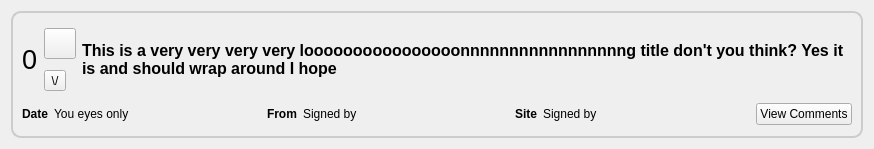
Before: the Qt Designer form retroshare-gui/src/gui/Posted/PostedItem.ui in RetroShare/RetroShare, drawn with Qt 5.
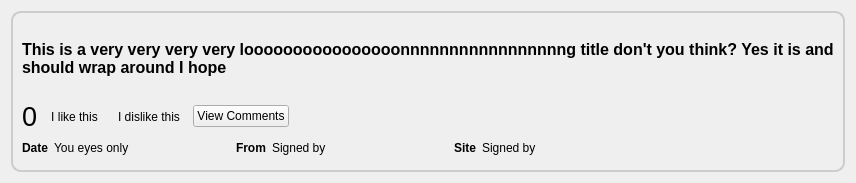
After: the same form once the commit is applied. Icons and pictures are not drawn. Custom widgets are drawn as their Qt base class.

Commit message: improving posted item

```diff
--- a/retroshare-gui/src/gui/Posted/PostedItem.ui
+++ b/retroshare-gui/src/gui/Posted/PostedItem.ui
@@ -6,8 +6,8 @@
    <rect>
     <x>0</x>
     <y>0</y>
-    <width>874</width>
-    <height>149</height>
+    <width>856</width>
+    <height>183</height>
    </rect>
   </property>
   <property name="font">
@@ -39,10 +39,34 @@
      <property name="frameShadow">
       <enum>QFrame::Raised</enum>
      </property>
-     <layout class="QVBoxLayout" name="verticalLayout_2">
-      <item>
-       <layout class="QHBoxLayout" name="horizontalLayout" stretch="0,0,1">
-        <item>
+     <layout class="QGridLayout" name="gridLayout">
+      <item row="0" column="0" colspan="5">
+       <widget class="QLabel" name="titleLabel">
+        <property name="sizePolicy">
+         <sizepolicy hsizetype="Preferred" vsizetype="Fixed">
+          <horstretch>0</horstretch>
+          <verstretch>0</verstretch>
+         </sizepolicy>
+        </property>
+        <property name="font">
+         <font>
+          <pointsize>12</pointsize>
+          <weight>75</weight>
+          <bold>true</bold>
+         </font>
+        </property>
+        <property name="text">
+         <string>This is a very very very very loooooooooooooooonnnnnnnnnnnnnnnnng title don't you think? Yes it is and should wrap around I hope</string>
+        </property>
+        <property name="wordWrap">
+         <bool>true</bool>
+        </property>
+        <property name="openExternalLinks">
+         <bool>true</bool>
+        </property>
+       </widget>
+      </item>
+      <item row="1" column="0">
          <widget class="QLabel" name="scoreLabel">
           <property name="font">
            <font>
@@ -54,15 +78,19 @@
           </property>
          </widget>
         </item>
-        <item>
-         <layout class="QVBoxLayout" name="verticalLayout">
-          <item>
+      <item row="1" column="1">
            <widget class="QToolButton" name="voteUpButton">
+        <property name="sizePolicy">
+         <sizepolicy hsizetype="Preferred" vsizetype="Fixed">
+          <horstretch>0</horstretch>
+          <verstretch>0</verstretch>
+         </sizepolicy>
+        </property>
             <property name="toolTip">
              <string>Vote Up</string>
             </property>
             <property name="text">
-             <string/>
+         <string>I like this</string>
             </property>
             <property name="icon">
              <iconset resource="../images.qrc">
@@ -74,15 +102,27 @@
               <height>24</height>
              </size>
             </property>
-           </widget>
-          </item>
-          <item>
+        <property name="toolButtonStyle">
+         <enum>Qt::ToolButtonTextBesideIcon</enum>
+        </property>
+        <property name="autoRaise">
+         <bool>true</bool>
+        </property>
+       </widget>
+      </item>
+      <item row="1" column="2">
            <widget class="QToolButton" name="voteDownButton">
+        <property name="sizePolicy">
+         <sizepolicy hsizetype="Preferred" vsizetype="Preferred">
+          <horstretch>0</horstretch>
+          <verstretch>0</verstretch>
+         </sizepolicy>
+        </property>
             <property name="toolTip">
              <string>Vote Down</string>
             </property>
             <property name="text">
-             <string>\/</string>
+         <string>I dislike this</string>
             </property>
             <property name="icon">
              <iconset resource="../images.qrc">
@@ -94,40 +134,29 @@
               <height>24</height>
              </size>
             </property>
-           </widget>
-          </item>
-         </layout>
-        </item>
-        <item>
-         <widget class="QLabel" name="titleLabel">
-          <property name="sizePolicy">
-           <sizepolicy hsizetype="Preferred" vsizetype="Fixed">
-            <horstretch>0</horstretch>
-            <verstretch>0</verstretch>
-           </sizepolicy>
-          </property>
-          <property name="font">
-           <font>
-            <pointsize>12</pointsize>
-            <weight>75</weight>
-            <bold>true</bold>
-           </font>
-          </property>
-          <property name="text">
-           <string>This is a very very very very loooooooooooooooonnnnnnnnnnnnnnnnng title don't you think? Yes it is and should wrap around I hope</string>
-          </property>
-          <property name="wordWrap">
-           <bool>true</bool>
-          </property>
-          <property name="openExternalLinks">
-           <bool>true</bool>
-          </property>
-         </widget>
-        </item>
-       </layout>
-      </item>
-      <item>
+        <property name="autoRaise">
+         <bool>true</bool>
+        </property>
+       </widget>
+      </item>
+      <item row="1" column="4">
+       <spacer name="horizontalSpacer">
+        <property name="orientation">
+         <enum>Qt::Horizontal</enum>
+        </property>
+        <property name="sizeHint" stdset="0">
+         <size>
+          <width>684</width>
+          <height>20</height>
+         </size>
+        </property>
+       </spacer>
+      </item>
+      <item row="2" column="0" colspan="5">
        <layout class="QHBoxLayout" name="horizontalLayout_2">
+        <property name="spacing">
+         <number>6</number>
+        </property>
         <item>
          <widget class="QLabel" name="dateBoldLabel">
           <property name="sizePolicy">
@@ -252,13 +281,26 @@
          </widget>
         </item>
         <item>
+         <spacer name="horizontalSpacer_2">
+          <property name="orientation">
+           <enum>Qt::Horizontal</enum>
+          </property>
+          <property name="sizeHint" stdset="0">
+           <size>
+            <width>40</width>
+            <height>20</height>
+           </size>
+          </property>
+         </spacer>
+        </item>
+       </layout>
+      </item>
+      <item row="1" column="3">
          <widget class="QPushButton" name="commentButton">
           <property name="text">
            <string>View Comments</string>
           </property>
          </widget>
-        </item>
-       </layout>
       </item>
      </layout>
     </widget>
```
Left out of the diff: 4 changed lines with no effect on the pictures. Lines whose indentation alone changed are shown as unchanged.
